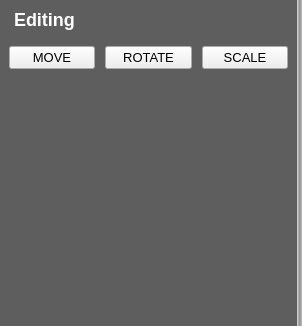
Old version of the form WorldBuildingModule/ui/ObjectManipulationsWidget.ui in the repository realXtend/tundra.
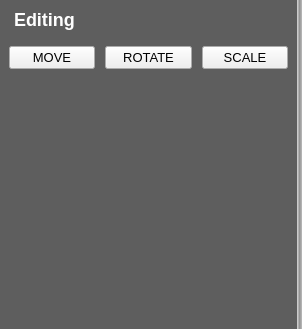
New version of the form.

```diff
--- a/WorldBuildingModule/ui/ObjectManipulationsWidget.ui
+++ b/WorldBuildingModule/ui/ObjectManipulationsWidget.ui
@@ -7,7 +7,7 @@
     <x>0</x>
     <y>0</y>
     <width>302</width>
-    <height>326</height>
+    <height>329</height>
    </rect>
   </property>
   <property name="minimumSize">
@@ -73,7 +73,7 @@
           <x>0</x>
           <y>0</y>
           <width>295</width>
-          <height>324</height>
+          <height>327</height>
          </rect>
         </property>
         <layout class="QVBoxLayout" name="verticalLayout_2">
```
Left out of the diff: 8 changed lines with no effect on the pictures.
